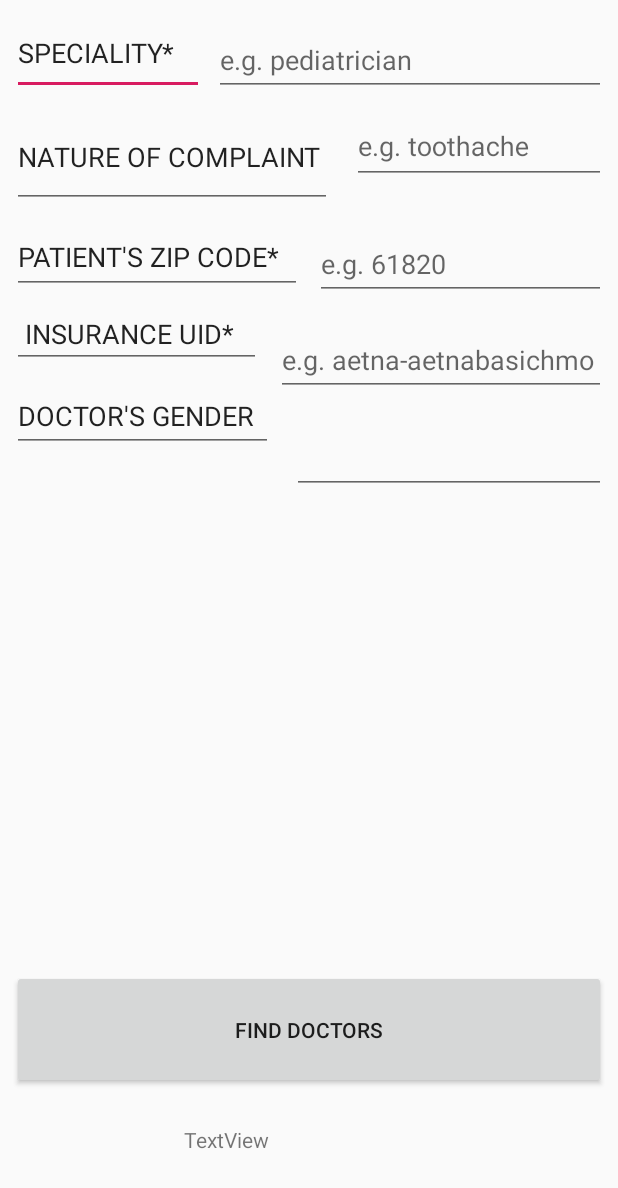
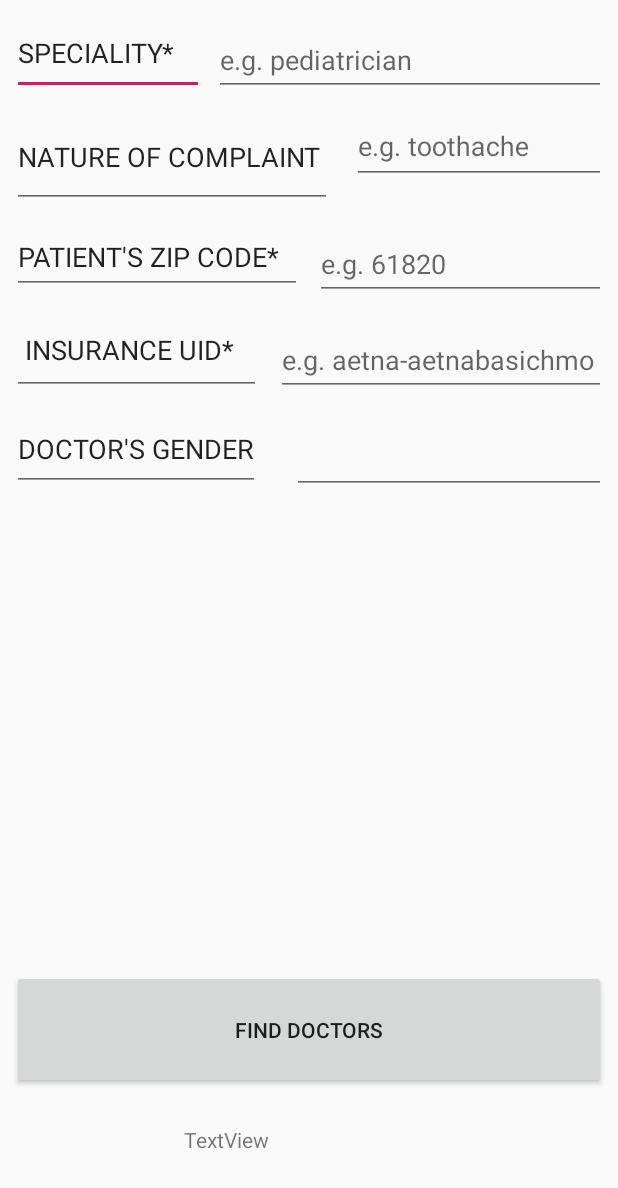
Before and after one commit to lavanya6/MP5-3, an Android app: the layout activity_main.xml on its own in the app's theme, with its tools: preview values and no code run, on a phone screen of 412 x 824 dp. Shown: the top 1188 px of the screen. Run offline under Robolectric (Android 15) with nearby library versions, the phone set to English and light mode, and no system bars.

Commit message:
final - lab1

```diff
--- a/app/build.gradle
+++ b/app/build.gradle
@@ -21,6 +21,8 @@ android {
 dependencies {
     implementation fileTree(dir: 'libs', include: ['*.jar'])
     implementation 'com.android.support:appcompat-v7:28.0.0'
+    implementation 'com.android.support:support-media-compat:28.0.0'
+    implementation 'com.android.support:support-v4:28.0.0'
     implementation 'com.android.support.constraint:constraint-layout:1.1.3'
     testImplementation 'junit:junit:4.12'
     implementation 'com.android.volley:volley:1.1.1'
--- a/app/src/main/AndroidManifest.xml
+++ b/app/src/main/AndroidManifest.xml
@@ -1,6 +1,6 @@
 <?xml version="1.0" encoding="utf-8"?>
 <manifest xmlns:android="http://schemas.android.com/apk/res/android"
-    package="com.example.mp5">
+    package="edu.illinois.cs.cs125.spring2019.mp5">
 
     <application
         android:allowBackup="true"
--- a/app/src/main/java/edu/illinois/cs/cs125/spring2019/mp5/MainActivity.java
+++ b/app/src/main/java/edu/illinois/cs/cs125/spring2019/mp5/MainActivity.java
@@ -15,7 +15,7 @@ import com.android.volley.Response;
 import com.android.volley.VolleyError;
 import com.android.volley.toolbox.JsonObjectRequest;
 import com.android.volley.toolbox.Volley;
-import com.example.mp5.R;
+import edu.illinois.cs.cs125.spring2019.mp5.R;
 import com.google.gson.JsonObject;
 
 
@@ -26,12 +26,12 @@ public class MainActivity extends AppCompatActivity {
     private static final String TAG = "MP5:Main";
 
     /** Request queue for our network requests. */
-    //private static RequestQueue requestQueue;
+    private static RequestQueue requestQueue;
 
     protected void onCreate(final Bundle savedInstanceState) {
         super.onCreate(savedInstanceState);
 
-        //requestQueue = Volley.newRequestQueue(this);
+        requestQueue = Volley.newRequestQueue(this);
 
         setContentView(R.layout.activity_main);
         final TextView hi = findViewById(R.id.textView);
--- a/app/src/main/res/layout/activity_main.xml
+++ b/app/src/main/res/layout/activity_main.xml
@@ -67,7 +67,7 @@
     <EditText
         android:id="@+id/insurance"
         android:layout_width="166dp"
-        android:layout_height="41dp"
+        android:layout_height="59dp"
         android:layout_marginStart="8dp"
         android:layout_marginLeft="8dp"
         android:layout_marginTop="8dp"
@@ -129,8 +129,8 @@
 
     <EditText
         android:id="@+id/gender"
-        android:layout_width="174dp"
-        android:layout_height="48dp"
+        android:layout_width="165dp"
+        android:layout_height="56dp"
         android:layout_marginStart="8dp"
         android:layout_marginLeft="8dp"
         android:layout_marginTop="8dp"
```
